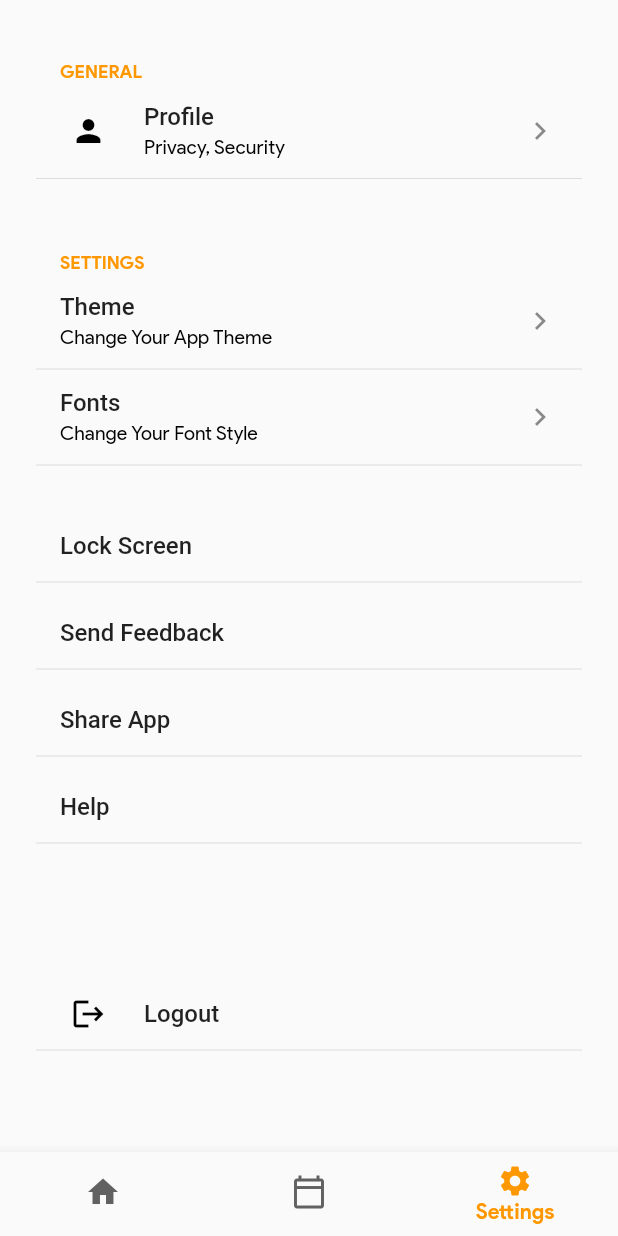
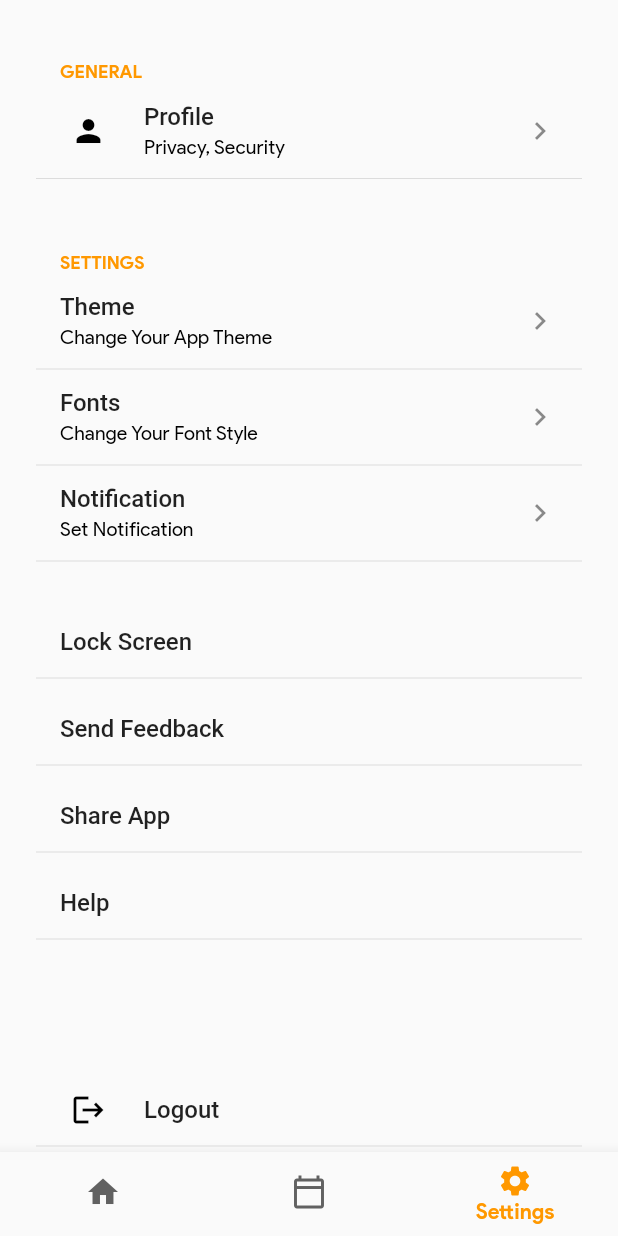
Before and after one commit to Akhil-ps-dev/final_sqlflit-diary, a Flutter app: the screen it shows after launch, item 3 of the bottom bar chosen, on a phone screen of 412 x 824 dp. Run offline on Flutter 3.47's test engine with Material 2 defaults, Android fonts, the phone set to English and light mode, and no system bars; drawn by our look-alikes of flutter_settings_screens; our stand-ins replace date_picker_timeline, google_fonts, image_picker, lite_rolling_switch, sqflite; accounts and stored records are empty.

Commit message:
add new notification page

```diff
--- a/lib/05_settings_file/01icon_widget.dart
+++ b/lib/05_settings_file/01icon_widget.dart
@@ -13,7 +13,6 @@ class IconWidgets extends StatelessWidget {
         padding: EdgeInsets.all(7),
         decoration: BoxDecoration(
           shape: BoxShape.circle,
-
           color: color,
         ),
         child: Icon(
--- /dev/null
+++ b/lib/05_settings_file/notification_page/notification.dart
@@ -0,0 +1,34 @@
+//@dart=2.9
+import 'package:devolopment/05_settings_file/01icon_widget.dart';
+import 'package:flutter/material.dart';
+import 'package:flutter_settings_screens/flutter_settings_screens.dart';
+
+class NotificationPage extends StatelessWidget {
+  @override
+  Widget build(BuildContext context) => SimpleSettingsTile(
+        title: 'Notification',
+        subtitle: 'Set Notification',
+        // leading: IconWidgets(
+        //   icon: Icons.person,
+        // ),
+        child: SettingsScreen(
+
+          title: 'Notification Settings',
+          children: <Widget>[
+            SizedBox(
+              height: 20,
+            ),
+            buildRed(context),
+          ],
+        ),
+      );
+  Widget buildRed(BuildContext context) => SimpleSettingsTile(
+        title: 'Activate Notification',
+        subtitle: '',
+        leading: IconWidgets(
+          icon: Icons.notifications_active,
+          color: Colors.redAccent,
+        ),
+        onTap: () {},
+      );
+}
--- a/lib/screens/initial_pages/05_settings_page.dart
+++ b/lib/screens/initial_pages/05_settings_page.dart
@@ -5,6 +5,7 @@ import 'package:devolopment/05_settings_file/01icon_widget.dart';
 import 'package:devolopment/05_settings_file/02_theme_page.dart';
 import 'package:devolopment/05_settings_file/03_font_page.dart';
 import 'package:devolopment/05_settings_file/04_lockscreen_page.dart';
+import 'package:devolopment/05_settings_file/notification_page/notification.dart';
 import 'package:flutter/cupertino.dart';
 import 'package:flutter/material.dart';
 import 'package:flutter_settings_screens/flutter_settings_screens.dart';
@@ -41,8 +42,11 @@ class _SettingsPageState extends State<SettingsPage> {
                 title: "Settings",
                 children: <Widget>[
                   //!
+
                   ThemePage(),
                   FontPage(),
+                  NotificationPage(),
+
                   //!
                   const SizedBox(
                     height: 30,
```
